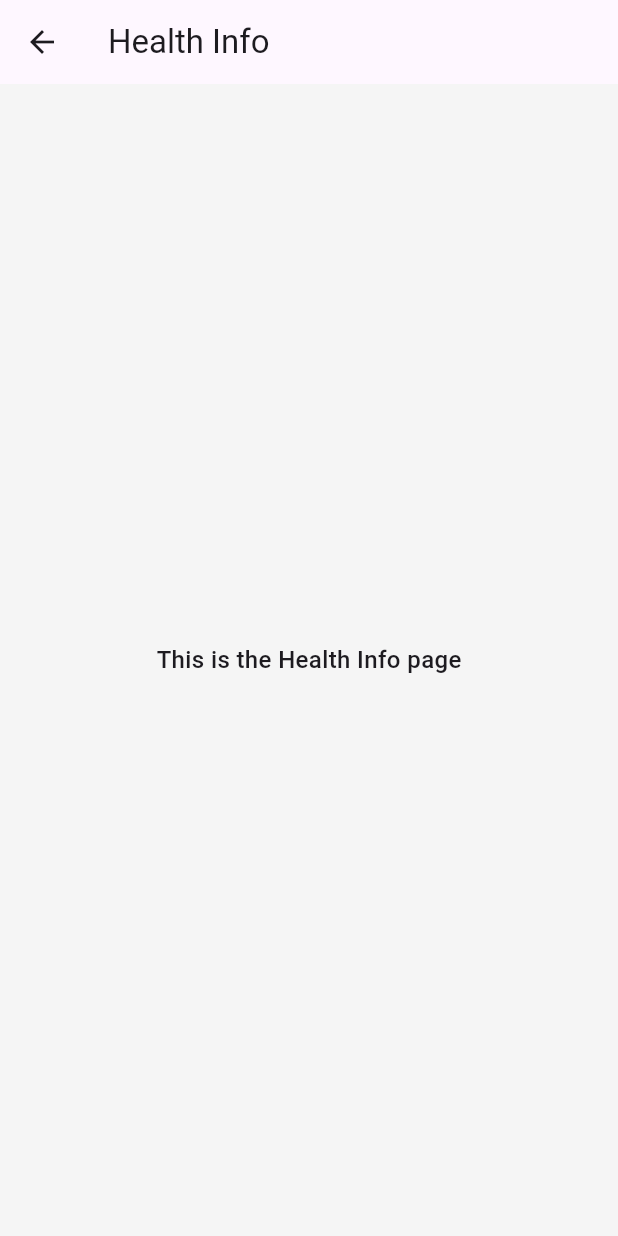
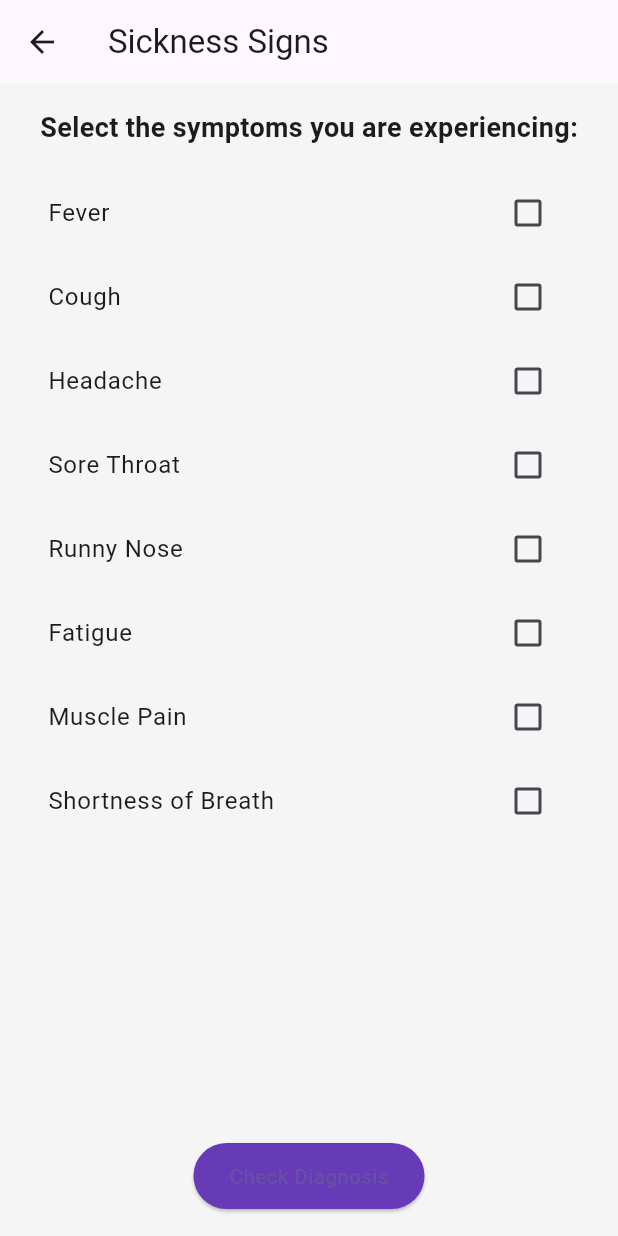
Before and after one commit to ReykarKoisa/SoftEngProject, a Flutter app: the screen it shows after launch, after a tap on "Get Started", after a tap on "Sickness Signs", on a phone screen of 412 x 824 dp. Run offline on Flutter 3.47's test engine with Material 3 defaults, Android fonts, the phone set to English and light mode, and no system bars; our stand-ins replace fl_chart.

Commit message:
Added Sickness Signs (NICHO)

```diff
--- a/soft_eng_code/lib/main.dart
+++ b/soft_eng_code/lib/main.dart
@@ -4,6 +4,8 @@
 import 'package:soft_eng_code/recipe_list_screen.dart';
 import 'package:soft_eng_code/weight_tracker.dart';
 import 'package:soft_eng_code/exercise_list.dart'; // ← Add this line
+import 'package:soft_eng_code/sickness_signs.dart';
+import 'package:soft_eng_code/diagnosis_result_page.dart';
 
 void main() => runApp(const FitnessApp());
 
@@ -29,7 +31,7 @@
         '/weight': (c) => const WeightTracker(),
         '/exercises': (c) => ExerciseListPage(), // ← Replace this line
         '/recipes': (c) => const RecipeListScreen(),
-        '/health': (c) => const PlaceholderScreen(title: 'Health Info'),
+        '/health': (c) => const SicknessSignsPage(),
       },
     );
   }
--- /dev/null
+++ b/soft_eng_code/lib/sickness_signs.dart
@@ -0,0 +1,135 @@
+import 'package:flutter/material.dart';
+import 'diagnosis_result_page.dart';
+
+class SicknessSignsPage extends StatefulWidget {
+  const SicknessSignsPage({super.key});
+
+  @override
+  State<SicknessSignsPage> createState() => _SicknessSignsPageState();
+}
+
+class _SicknessSignsPageState extends State<SicknessSignsPage> {
+  final Map<String, bool> symptoms = {
+    'Fever': false,
+    'Cough': false,
+    'Headache': false,
+    'Sore Throat': false,
+    'Runny Nose': false,
+    'Fatigue': false,
+    'Muscle Pain': false,
+    'Shortness of Breath': false,
+  };
+
+  String? diagnosis;
+
+  void generateDiagnosis() {
+    final selectedSymptoms = symptoms.entries
+        .where((entry) => entry.value)
+        .map((entry) => entry.key)
+        .toList();
+
+    String title;
+    String description;
+    String tips;
+
+    if (selectedSymptoms.contains('Fever') &&
+        selectedSymptoms.contains('Cough') &&
+        selectedSymptoms.contains('Fatigue')) {
+      title = 'Flu';
+      description =
+      'The flu is a viral infection that affects your respiratory system.';
+      tips =
+      'Get plenty of rest, stay hydrated, and take antiviral medication if prescribed.';
+    } else if (selectedSymptoms.contains('Headache') &&
+        selectedSymptoms.contains('Sore Throat')) {
+      title = 'Common Cold';
+      description =
+      'A mild viral infection of the nose, throat, and sinuses.';
+      tips = 'Rest, drink fluids, and use over-the-counter cold remedies.';
+    } else if (selectedSymptoms.contains('Shortness of Breath') &&
+        selectedSymptoms.contains('Cough')) {
+      title = 'Bronchitis';
+      description = 'Inflammation of the bronchial tubes in your lungs.';
+      tips =
+      'Use humidifiers, drink fluids, and possibly use prescribed inhalers.';
+    } else if (selectedSymptoms.isEmpty) {
+      ScaffoldMessenger.of(context).showSnackBar(
+        const SnackBar(content: Text('Please select at least one symptom.')),
+      );
+      return;
+    } else {
+      title = 'Unknown Illness';
+      description = 'Your symptoms do not match a specific known illness.';
+      tips = 'Consider consulting a doctor for further diagnosis.';
+    }
+
+    setState(() {
+      diagnosis = title; // Update state if needed
+    });
+
+    Navigator.push(
+      context,
+      MaterialPageRoute(
+        builder: (context) => DiagnosisResultPage(
+          title: title,
+          description: description,
+          tips: tips,
+        ),
+      ),
+    );
+  }
+
+  @override
+  Widget build(BuildContext context) {
+    return Scaffold(
+      appBar: AppBar(title: const Text('Sickness Signs')),
+      body: Padding(
+        padding: const EdgeInsets.all(16),
+        child: Column(
+          children: [
+            const Text(
+              'Select the symptoms you are experiencing:',
+              style: TextStyle(fontSize: 18, fontWeight: FontWeight.w600),
+            ),
+            const SizedBox(height: 16),
+            Expanded(
+              child: ListView(
+                children: symptoms.keys.map((symptom) {
+                  return CheckboxListTile(
+                    title: Text(symptom),
+                    value: symptoms[symptom],
+                    onChanged: (bool? value) {
+                      setState(() {
+                        symptoms[symptom] = value ?? false;
+                      });
+                    },
+                  );
+                }).toList(),
+              ),
+            ),
+            ElevatedButton(
+              onPressed: generateDiagnosis,
+              style: ElevatedButton.styleFrom(
+                backgroundColor: Colors.deepPurple,
+                padding:
+                const EdgeInsets.symmetric(horizontal: 24, vertical: 12),
+              ),
+              child: const Text('Check Diagnosis'),
+            ),
+            if (diagnosis != null) ...[
+              const SizedBox(height: 20),
+              Text(
+                diagnosis!,
+                style: const TextStyle(
+                    fontSize: 18,
+                    fontWeight: FontWeight.bold,
+                    color: Colors.deepPurple),
+                textAlign: TextAlign.center,
+              ),
+            ],
+          ],
+        ),
+      ),
+    );
+  }
+}
```
Also changed, not shown: soft_eng_code/lib/diagnosis_result_page.dart (added, +107 -0 lines), soft_eng_code/pubspec.lock.
